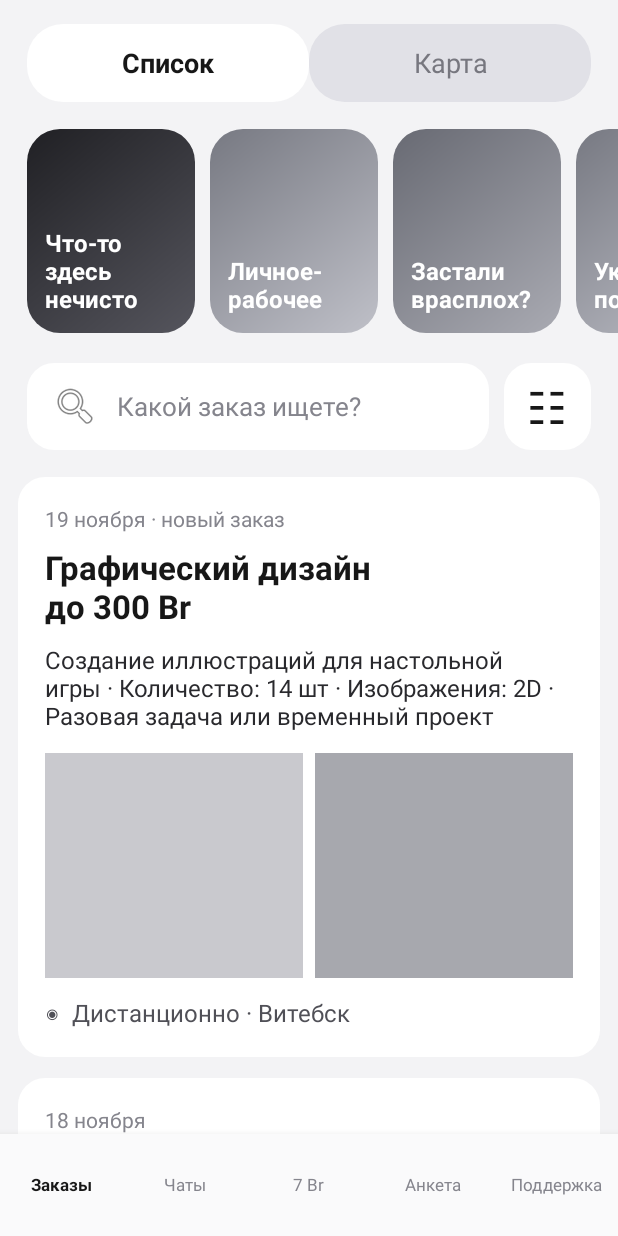
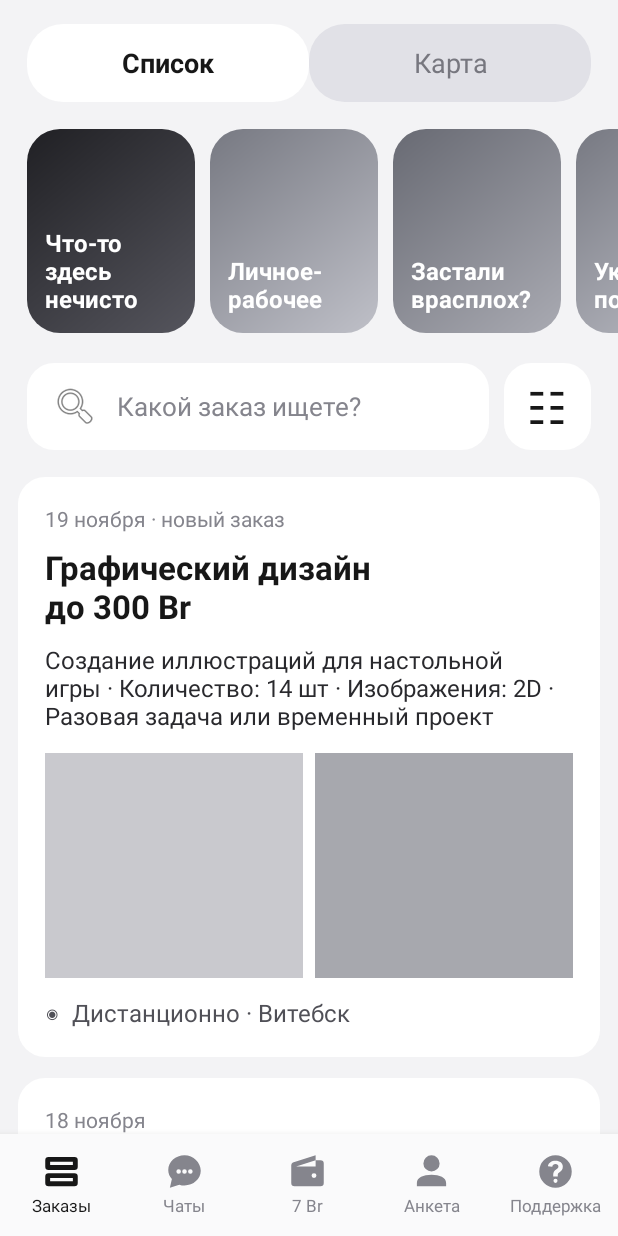
Before and after one commit to semfi4ka/kursovaya-tri-mushketera, an Android app: the screen it shows after launch (MainActivity), on a phone screen of 412 x 824 dp. Run offline under Robolectric (Android 15) with nearby library versions, the phone set to English and light mode, and no system bars.

Commit message:
Add vector icons to bottom navigation

```diff
--- a/app/src/main/java/com/example/kursach/MainActivity.java
+++ b/app/src/main/java/com/example/kursach/MainActivity.java
@@ -43,6 +43,7 @@ public class MainActivity extends AppCompatActivity {
         super.onCreate(savedInstanceState);
         EdgeToEdge.enable(this);
         setContentView(R.layout.activity_main);
+        setActiveNavigation(R.id.navOrders);
         searchInput = findViewById(R.id.searchInput);
         orderCards = findViewById(R.id.orderCards);
         emptyState = findViewById(R.id.emptyState);
@@ -72,6 +73,17 @@ public class MainActivity extends AppCompatActivity {
             v.setPadding(systemBars.left, systemBars.top, systemBars.right, systemBars.bottom);
             return insets;
         });
+    }
+
+    private void setActiveNavigation(int activeItemId) {
+        int[] itemIds = {R.id.navOrders, R.id.navChats, R.id.navBalance, R.id.navProfile, R.id.navSupport};
+        for (int itemId : itemIds) {
+            LinearLayout item = findViewById(itemId);
+            boolean selected = itemId == activeItemId;
+            item.setSelected(selected);
+            item.getChildAt(0).setSelected(selected);
+            item.getChildAt(1).setSelected(selected);
+        }
     }
 
     private void setMapMode(boolean showMap) {
--- /dev/null
+++ b/app/src/main/res/color/nav_item_tint.xml
@@ -0,0 +1,5 @@
+<?xml version="1.0" encoding="utf-8"?>
+<selector xmlns:android="http://schemas.android.com/apk/res/android">
+    <item android:state_selected="true" android:color="#171717" />
+    <item android:color="#85858D" />
+</selector>
--- /dev/null
+++ b/app/src/main/res/drawable/ic_nav_balance.xml
@@ -0,0 +1,3 @@
+<vector xmlns:android="http://schemas.android.com/apk/res/android" android:width="24dp" android:height="24dp" android:viewportWidth="24" android:viewportHeight="24">
+    <path android:fillColor="#000000" android:pathData="M3,6.5 17,2v3h3a2,2 0,0 1,2 2v12a2,2 0,0 1,-2 2h-16a2,2 0,0 1,-2 -2v-11a2,2 0,0 1,1 -1.5zM17,5.1 5,8.9h12zM16,13a1.5,1.5 0,1 0,0 3,1.5 1.5,0 0,0 0,-3z" />
+</vector>
--- /dev/null
+++ b/app/src/main/res/drawable/ic_nav_chats.xml
@@ -0,0 +1,3 @@
+<vector xmlns:android="http://schemas.android.com/apk/res/android" android:width="24dp" android:height="24dp" android:viewportWidth="24" android:viewportHeight="24">
+    <path android:fillColor="#000000" android:pathData="M12,2C6.48,2 2,6.03 2,11c0,2.13 0.84,4.07 2.24,5.57L3,22l5.8,-1.92c1.01,0.35 2.08,0.53 3.2,0.53 5.52,0 10,-4.03 10,-9S17.52,2 12,2zM7,12a1.4,1.4 0,1 1,2.8 0A1.4,1.4 0,0 1,7 12zM10.6,12a1.4,1.4 0,1 1,2.8 0,1.4 1.4,0 0,1 -2.8,0zM14.2,12a1.4,1.4 0,1 1,2.8 0,1.4 1.4,0 0,1 -2.8,0z" />
+</vector>
--- /dev/null
+++ b/app/src/main/res/drawable/ic_nav_orders.xml
@@ -0,0 +1,3 @@
+<vector xmlns:android="http://schemas.android.com/apk/res/android" android:width="24dp" android:height="24dp" android:viewportWidth="24" android:viewportHeight="24">
+    <path android:fillColor="#000000" android:pathData="M4,3h16a2,2 0,0 1,2 2v4a2,2 0,0 1,-2 2h-16a2,2 0,0 1,-2 -2v-4a2,2 0,0 1,2 -2zM4,13h16a2,2 0,0 1,2 2v4a2,2 0,0 1,-2 2h-16a2,2 0,0 1,-2 -2v-4a2,2 0,0 1,2 -2zM5,6v2h14v-2zM5,16v2h14v-2z" />
+</vector>
--- /dev/null
+++ b/app/src/main/res/drawable/ic_nav_profile.xml
@@ -0,0 +1,3 @@
+<vector xmlns:android="http://schemas.android.com/apk/res/android" android:width="24dp" android:height="24dp" android:viewportWidth="24" android:viewportHeight="24">
+    <path android:fillColor="#000000" android:pathData="M12,12a5,5 0,1 0,0 -10,5 5,0 0,0 0,10zM3,21v-2c0,-3.31 4.03,-5 9,-5s9,1.69 9,5v2z" />
+</vector>
--- /dev/null
+++ b/app/src/main/res/drawable/ic_nav_support.xml
@@ -0,0 +1,3 @@
+<vector xmlns:android="http://schemas.android.com/apk/res/android" android:width="24dp" android:height="24dp" android:viewportWidth="24" android:viewportHeight="24">
+    <path android:fillColor="#000000" android:pathData="M12,2a10,10 0,1 0,0 20,10 10,0 0,0 0,-20zM12,19a1.25,1.25 0,1 1,0 -2.5,1.25 1.25,0 0,1 0,2.5zM13.4,14.4v0.6h-2.8v-1.1c0,-1.6 0.7,-2.4 2,-3.3 0.9,-0.6 1.2,-1 1.2,-1.7 0,-0.9 -0.7,-1.5 -1.8,-1.5 -1.1,0 -1.8,0.6 -2,1.7L7.3,8.7C7.8,6.6 9.5,5.4 12,5.4c2.7,0 4.5,1.4 4.5,3.6 0,1.8 -1,2.7 -2.4,3.7 -0.7,0.5 -0.7,0.8 -0.7,1.7z" />
+</vector>
--- a/app/src/main/res/layout/activity_main.xml
+++ b/app/src/main/res/layout/activity_main.xml
@@ -182,10 +182,25 @@
         app:layout_constraintBottom_toBottomOf="parent"
         app:layout_constraintEnd_toEndOf="parent"
         app:layout_constraintStart_toStartOf="parent">
-        <TextView style="@style/BottomTabActive" android:text="Заказы" />
-        <TextView style="@style/BottomTab" android:text="Чаты" />
-        <TextView style="@style/BottomTab" android:text="7 Br" />
-        <TextView style="@style/BottomTab" android:text="Анкета" />
-        <TextView style="@style/BottomTab" android:text="Поддержка" />
+        <LinearLayout android:id="@+id/navOrders" style="@style/BottomNavigationItem" android:contentDescription="Заказы">
+            <ImageView style="@style/BottomNavigationIcon" android:src="@drawable/ic_nav_orders" android:tint="@color/nav_item_tint" />
+            <TextView style="@style/BottomNavigationLabel" android:text="Заказы" android:textColor="@color/nav_item_tint" />
+        </LinearLayout>
+        <LinearLayout android:id="@+id/navChats" style="@style/BottomNavigationItem" android:contentDescription="Чаты">
+            <ImageView style="@style/BottomNavigationIcon" android:src="@drawable/ic_nav_chats" android:tint="@color/nav_item_tint" />
+            <TextView style="@style/BottomNavigationLabel" android:text="Чаты" android:textColor="@color/nav_item_tint" />
+        </LinearLayout>
+        <LinearLayout android:id="@+id/navBalance" style="@style/BottomNavigationItem" android:contentDescription="Баланс">
+            <ImageView style="@style/BottomNavigationIcon" android:src="@drawable/ic_nav_balance" android:tint="@color/nav_item_tint" />
+            <TextView style="@style/BottomNavigationLabel" android:text="7 Br" android:textColor="@color/nav_item_tint" />
+        </LinearLayout>
+        <LinearLayout android:id="@+id/navProfile" style="@style/BottomNavigationItem" android:contentDescription="Анкета">
+            <ImageView style="@style/BottomNavigationIcon" android:src="@drawable/ic_nav_profile" android:tint="@color/nav_item_tint" />
+            <TextView style="@style/BottomNavigationLabel" android:text="Анкета" android:textColor="@color/nav_item_tint" />
+        </LinearLayout>
+        <LinearLayout android:id="@+id/navSupport" style="@style/BottomNavigationItem" android:contentDescription="Поддержка">
+            <ImageView style="@style/BottomNavigationIcon" android:src="@drawable/ic_nav_support" android:tint="@color/nav_item_tint" />
+            <TextView style="@style/BottomNavigationLabel" android:text="Поддержка" android:textColor="@color/nav_item_tint" />
+        </LinearLayout>
     </LinearLayout>
 </androidx.constraintlayout.widget.ConstraintLayout>
--- a/app/src/main/res/values/styles.xml
+++ b/app/src/main/res/values/styles.xml
@@ -9,12 +9,21 @@
         <item name="android:textSize">16sp</item>
         <item name="android:textStyle">bold</item>
     </style>
-    <style name="BottomTab">
+    <style name="BottomNavigationItem">
         <item name="android:layout_width">0dp</item>
         <item name="android:layout_height">match_parent</item>
         <item name="android:layout_weight">1</item>
         <item name="android:gravity">center</item>
-        <item name="android:textColor">#85858D</item>
+        <item name="android:orientation">vertical</item>
+    </style>
+    <style name="BottomNavigationIcon">
+        <item name="android:layout_width">26dp</item>
+        <item name="android:layout_height">26dp</item>
+        <item name="android:layout_marginBottom">2dp</item>
+    </style>
+    <style name="BottomNavigationLabel">
+        <item name="android:layout_width">wrap_content</item>
+        <item name="android:layout_height">wrap_content</item>
         <item name="android:textSize">11sp</item>
     </style>
     <style name="MapMarker">
@@ -29,8 +38,4 @@
         <item name="android:textStyle">bold</item>
         <item name="android:elevation">4dp</item>
     </style>
-    <style name="BottomTabActive" parent="BottomTab">
-        <item name="android:textColor">#171717</item>
-        <item name="android:textStyle">bold</item>
-    </style>
 </resources>
```
